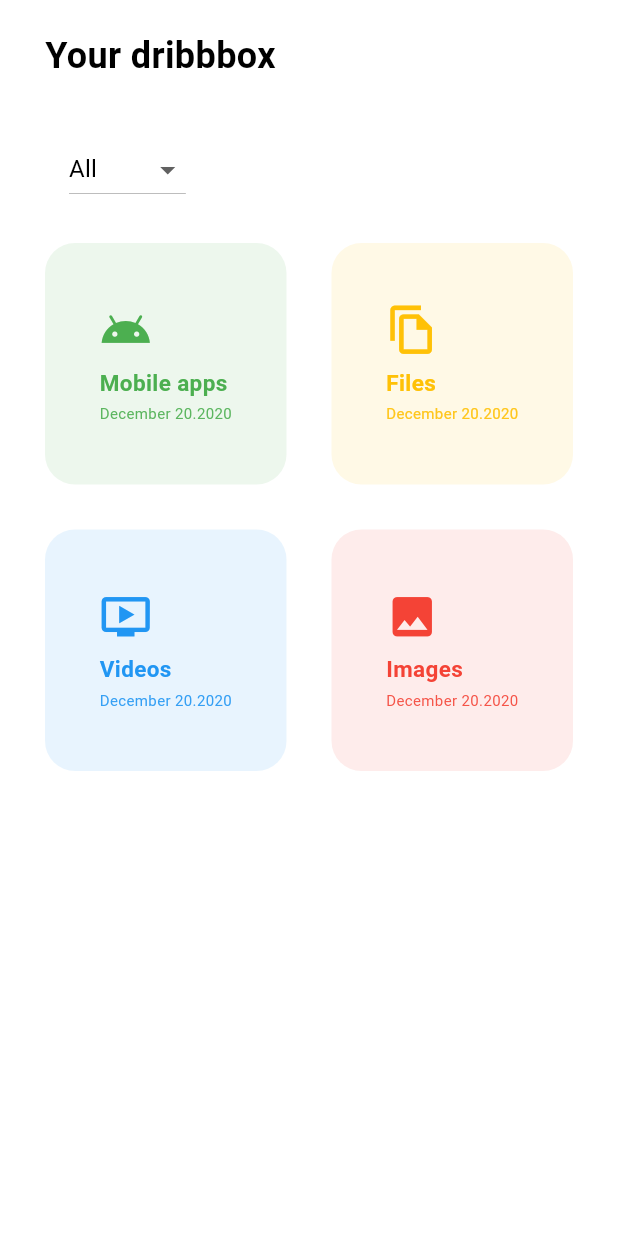
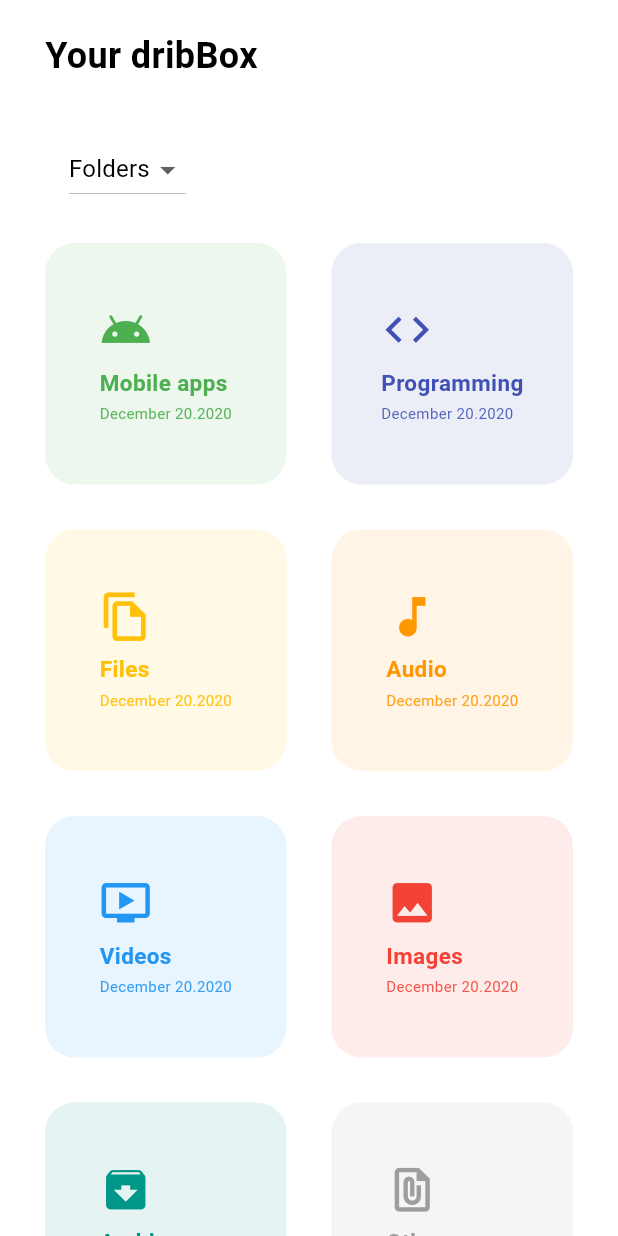
Before and after one commit to swilam202/Dribbox, a Flutter app: the screen it shows after launch, on a phone screen of 412 x 824 dp. Run offline on Flutter 3.47's test engine with Material 3 defaults, Android fonts, the light colour scheme and no system bars; our stand-ins replace file_picker, firebase_core; accounts and stored records are empty.

Commit message:
update home page

```diff
--- a/lib/features/home feature/presentation/pages/home page.dart
+++ b/lib/features/home feature/presentation/pages/home page.dart
@@ -10,11 +10,24 @@ class HomePage extends StatelessWidget {
   Widget build(BuildContext context) {
     final List lois = [
       const HomePageFolder(
-          color: Colors.green, title: 'Mobile apps', icon: Icons.android),
+        color: Colors.green,
+        title: 'Mobile apps',
+        icon: Icons.android,
+      ),
+      const HomePageFolder(
+        color: Colors.indigo,
+        title: 'Programming',
+        icon: Icons.code,
+      ),
       const HomePageFolder(
         color: Colors.amber,
         title: 'Files',
         icon: Icons.file_copy_outlined,
+      ),
+      const HomePageFolder(
+        color: Colors.orange,
+        title: 'Audio',
+        icon: Icons.music_note,
       ),
       const HomePageFolder(
         color: Colors.blue,
@@ -26,49 +39,65 @@ class HomePage extends StatelessWidget {
         title: 'Images',
         icon: Icons.image,
       ),
+      const HomePageFolder(
+        color: Colors.teal,
+        title: 'Archive',
+        icon: Icons.archive_rounded,
+      ),
+      const HomePageFolder(
+        color: Colors.grey,
+        title: 'Other',
+        icon: Icons.file_present,
+      ),
     ];
     return Scaffold(
       body: SafeArea(
         child: ListView(
-          padding: EdgeInsets.symmetric(horizontal: 30),
-          physics: BouncingScrollPhysics(),
+          padding: const EdgeInsets.symmetric(horizontal: 30),
+          physics: const BouncingScrollPhysics(),
           children: [
-            SizedBox(height: 20),
-            Text('Your dribbbox',style: StyleManager.bigTextStyle(fontWeight: FontWeightManager.semiBoldWeight,fontSize: 24,),),
-            SizedBox(height: 35),
+            const SizedBox(height: 20),
+            Text(
+              'Your dribBox',
+              style: StyleManager.bigTextStyle(
+                fontWeight: FontWeightManager.semiBoldWeight,
+                fontSize: 24,
+              ),
+            ),
+            const SizedBox(height: 35),
             Row(
               children: [
                 DropdownButton(
-                  padding: EdgeInsets.symmetric(horizontal: 16),
-                  value: 1,
-                  onChanged: (val){},
-                  icon: Icon(Icons.arrow_drop_down_sharp),
+                  padding: const EdgeInsets.symmetric(horizontal: 16),
+                  value: 2,
+                  onChanged: (val) {},
+                  icon: const Icon(Icons.arrow_drop_down_sharp),
                   items: [
                     DropdownMenuItem(
                       value: 1,
                       child: Text(
                         'All',
                         style: StyleManager.bigTextStyle(
-                            fontSize: 16,
-                            fontWeight: FontWeightManager.normalWeight,),
+                          fontSize: 16,
+                          fontWeight: FontWeightManager.normalWeight,
+                        ),
                       ),
                     ),
-
                     DropdownMenuItem(
                       value: 2,
                       child: Text(
                         'Folders',
                         style: StyleManager.bigTextStyle(
-                            fontSize: 16,
-                            fontWeight: FontWeightManager.normalWeight,),
+                          fontSize: 16,
+                          fontWeight: FontWeightManager.normalWeight,
+                        ),
                       ),
                     ),
                   ],
-
                 ),
               ],
             ),
-            SizedBox(height: 25),
+            const SizedBox(height: 25),
             GridView.builder(
               shrinkWrap: true,
               gridDelegate: const SliverGridDelegateWithFixedCrossAxisCount(
@@ -82,6 +111,7 @@ class HomePage extends StatelessWidget {
                 return lois[index];
               },
             ),
+            const SizedBox(height: 20),
           ],
         ),
       ),
--- a/lib/features/home feature/presentation/widgets/home page folder.dart
+++ b/lib/features/home feature/presentation/widgets/home page folder.dart
@@ -17,9 +17,12 @@ class HomePageFolder extends StatelessWidget {
 
   @override
   Widget build(BuildContext context) {
-    return Container(
+    return InkWell(
+      borderRadius: BorderRadius.circular(20),
+      splashColor: color.withOpacity(0.05),
+      onTap: () {},
+      child: Container(
         alignment: Alignment.center,
-
         decoration: BoxDecoration(
           color: color.withOpacity(0.1),
           borderRadius: BorderRadius.circular(20),
@@ -33,7 +36,7 @@ class HomePageFolder extends StatelessWidget {
               color: color,
               size: 35,
             ),
-          SizedBox(height: 7),
+            const SizedBox(height: 7),
             Text(
               title,
               style: StyleManager.smallTextStyle(
@@ -42,7 +45,7 @@ class HomePageFolder extends StatelessWidget {
                 fontWeight: FontWeightManager.semiBoldWeight,
               ),
             ),
-          SizedBox(height: 3),
+            const SizedBox(height: 3),
             Text(
               'December 20.2020',
               style: StyleManager.smallTextStyle(
@@ -53,6 +56,7 @@ class HomePageFolder extends StatelessWidget {
             ),
           ],
         ),
+      ),
     );
   }
 }
```
Lines whose indentation alone changed are shown as unchanged.
